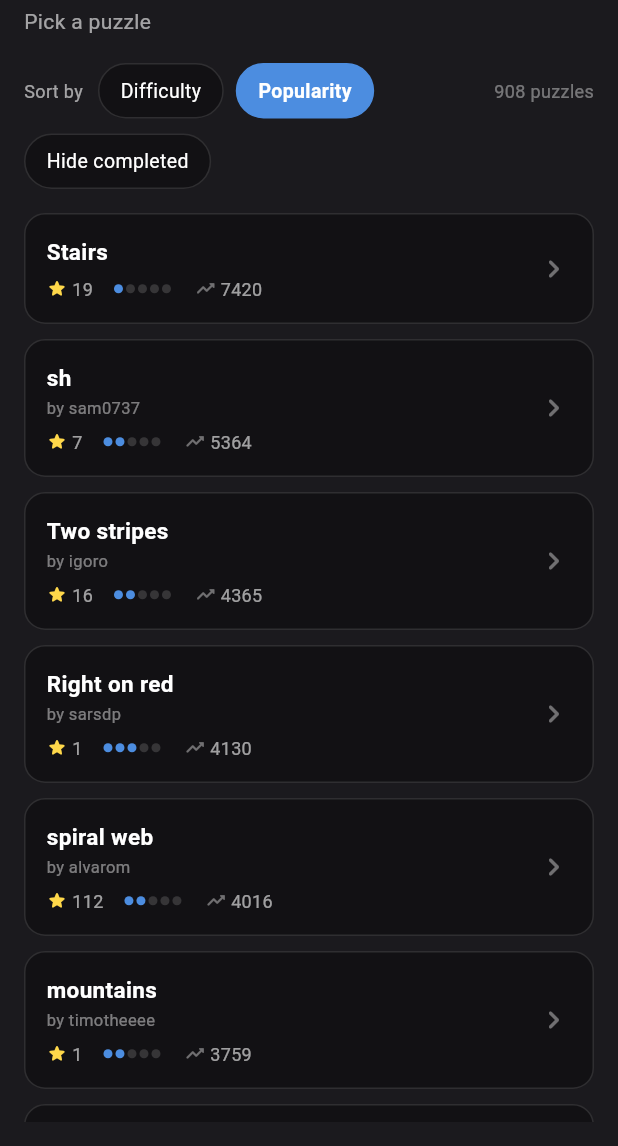
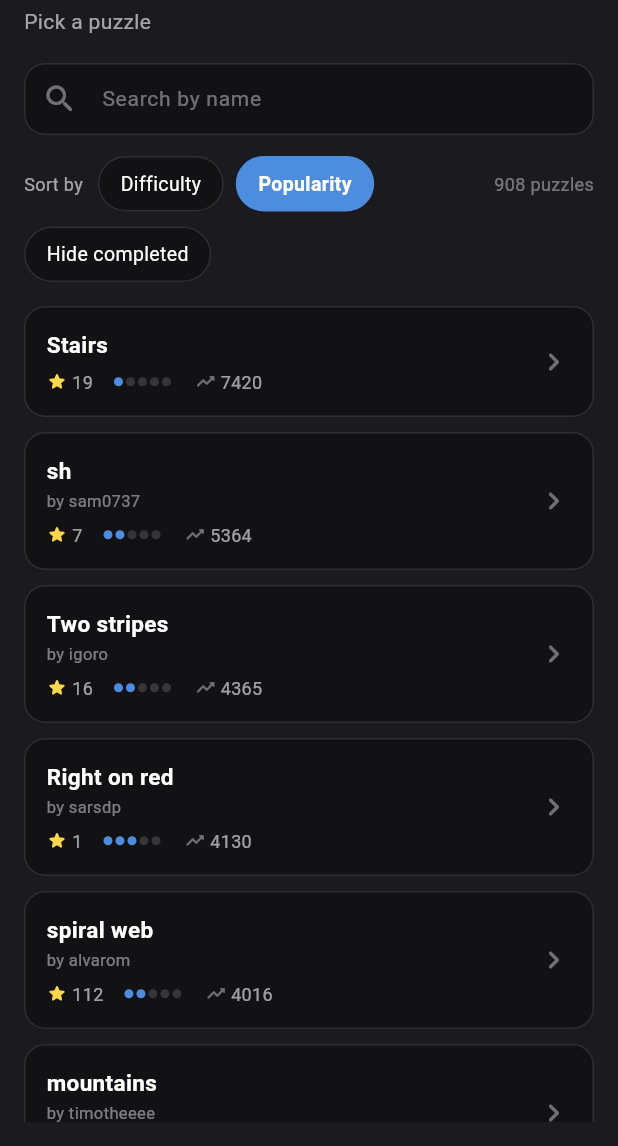
Before and after one commit to nicolaswidynski/RobozzleReboot, a Flutter app: the screen it shows after launch, after a tap on "Popularity", on a phone screen of 412 x 824 dp, the part 90-1236 px from its top. Run offline on Flutter 3.47's test engine with Material 3 defaults, Android fonts, the phone set to English and light mode, and no system bars; our stand-ins replace shared_preferences.

Commit message:
Scope function scroll, add search, rating prompt, saved solutions, new icon
- Only the function panels scroll now (ControlBar and InstructionPalette
  stay pinned) — puzzles using all 5 functions no longer push the controls
  off-screen.
- Home screen: search puzzles by name, combinable with the existing
  sort/filters.
- New rate-the-game prompt: first shown after 5 solved puzzles, then at
  most once a month, never again once rated (App Store id still a
  placeholder pending publishing).
- Solving a level now saves the winning program; reopening that level
  restores it instead of starting blank.
- Regenerated the app icon's downscaled sizes from the new 1024x1024
  master (twice, following two design iterations).

Co-Authored-By: Claude Sonnet 5 <noreply@anthropic.com>

```diff
--- /dev/null
+++ b/lib/data/rating_prompt_store.dart
@@ -0,0 +1,34 @@
+import 'package:shared_preferences/shared_preferences.dart';
+
+/// Decides when to show the "rate the game" prompt: first once the player
+/// has solved [minCompletedForFirstPrompt] puzzles, then at most once every
+/// [reminderInterval] after that — unless they've already rated, in which
+/// case never again.
+class RatingPromptStore {
+  static const _lastShownKey = 'rating_prompt_last_shown_at';
+  static const _ratedKey = 'rating_prompt_rated';
+
+  static const int minCompletedForFirstPrompt = 5;
+  static const Duration reminderInterval = Duration(days: 30);
+
+  Future<bool> shouldShow(int completedCount) async {
+    if (completedCount < minCompletedForFirstPrompt) return false;
+    final prefs = await SharedPreferences.getInstance();
+    if (prefs.getBool(_ratedKey) ?? false) return false;
+    final lastShownMillis = prefs.getInt(_lastShownKey);
+    if (lastShownMillis == null) return true;
+    final lastShown = DateTime.fromMillisecondsSinceEpoch(lastShownMillis);
+    return DateTime.now().difference(lastShown) >= reminderInterval;
+  }
+
+  Future<void> recordShown() async {
+    final prefs = await SharedPreferences.getInstance();
+    await prefs.setInt(_lastShownKey, DateTime.now().millisecondsSinceEpoch);
+  }
+
+  Future<void> recordRated() async {
+    final prefs = await SharedPreferences.getInstance();
+    await prefs.setBool(_ratedKey, true);
+    await prefs.setInt(_lastShownKey, DateTime.now().millisecondsSinceEpoch);
+  }
+}
--- a/lib/screens/home_screen.dart
+++ b/lib/screens/home_screen.dart
@@ -4,6 +4,7 @@ import '../data/level_catalog.dart';
 import '../data/progress_store.dart';
 import '../models/level.dart';
 import '../theme/app_colors.dart';
+import '../widgets/rating_prompt_dialog.dart';
 import 'game_screen.dart';
 
 enum _SortBy { difficulty, popularity }
@@ -41,21 +42,33 @@ class HomeScreen extends StatefulWidget {
 class _HomeScreenState extends State<HomeScreen> {
   late final Future<List<Level>> _levelsFuture = _loadAllLevels();
   final ProgressStore _progressStore = ProgressStore();
+  final TextEditingController _searchController = TextEditingController();
   Set<String> _completedIds = const {};
   _SortBy _sortBy = _SortBy.difficulty;
   _DifficultyFilter _difficultyFilter = _DifficultyFilter.all;
   bool _hideCompleted = false;
+  String _searchQuery = '';
 
   @override
   void initState() {
     super.initState();
     _refreshCompleted();
+    _searchController.addListener(
+      () => setState(() => _searchQuery = _searchController.text.trim()),
+    );
+  }
+
+  @override
+  void dispose() {
+    _searchController.dispose();
+    super.dispose();
   }
 
   Future<void> _refreshCompleted() async {
     final ids = await _progressStore.loadCompleted();
     if (!mounted) return;
     setState(() => _completedIds = ids);
+    maybeShowRatingPrompt(context, _completedIds.length);
   }
 
   Future<List<Level>> _loadAllLevels() => loadCatalogLevels();
@@ -68,6 +81,13 @@ class _HomeScreenState extends State<HomeScreen> {
     if (_hideCompleted) {
       indexed =
           indexed.where((e) => !_completedIds.contains(e.value.id)).toList();
+    }
+
+    if (_searchQuery.isNotEmpty) {
+      final query = _searchQuery.toLowerCase();
+      indexed = indexed
+          .where((e) => e.value.name.toLowerCase().contains(query))
+          .toList();
     }
 
     if (_sortBy == _SortBy.difficulty) {
@@ -152,6 +172,51 @@ class _HomeScreenState extends State<HomeScreen> {
                     return Column(
                       crossAxisAlignment: CrossAxisAlignment.start,
                       children: [
+                        TextField(
+                          controller: _searchController,
+                          style: const TextStyle(
+                              color: Colors.white, fontSize: 14),
+                          decoration: InputDecoration(
+                            hintText: 'Search by name',
+                            hintStyle: TextStyle(
+                              color: Colors.white.withValues(alpha: 0.4),
+                            ),
+                            prefixIcon: Icon(
+                              Icons.search_rounded,
+                              color: Colors.white.withValues(alpha: 0.4),
+                            ),
+                            suffixIcon: _searchQuery.isEmpty
+                                ? null
+                                : IconButton(
+                                    icon: Icon(
+                                      Icons.clear_rounded,
+                                      color:
+                                          Colors.white.withValues(alpha: 0.4),
+                                    ),
+                                    onPressed: _searchController.clear,
+                                  ),
+                            filled: true,
+                            fillColor: AppColors.panel,
+                            contentPadding:
+                                const EdgeInsets.symmetric(vertical: 10),
+                            border: OutlineInputBorder(
+                              borderRadius: BorderRadius.circular(14),
+                              borderSide: const BorderSide(
+                                  color: AppColors.panelBorder),
+                            ),
+                            enabledBorder: OutlineInputBorder(
+                              borderRadius: BorderRadius.circular(14),
+                              borderSide: const BorderSide(
+                                  color: AppColors.panelBorder),
+                            ),
+                            focusedBorder: OutlineInputBorder(
+                              borderRadius: BorderRadius.circular(14),
+                              borderSide:
+                                  const BorderSide(color: AppColors.accent),
+                            ),
+                          ),
+                        ),
+                        const SizedBox(height: 14),
                         Row(
                           children: [
                             Text(
--- a/pubspec.yaml
+++ b/pubspec.yaml
@@ -11,6 +11,7 @@ dependencies:
     sdk: flutter
   cupertino_icons: ^1.0.6
   shared_preferences: ^2.5.5
+  url_launcher: ^6.3.2
 
 dev_dependencies:
   flutter_test:
```
Also changed, not shown: lib/data/program_store.dart (added, +62 -0 lines), lib/screens/game_screen.dart (+32 -5 lines), lib/widgets/rating_prompt_dialog.dart (added, +112 -0 lines), pubspec.lock, 20 other files.
